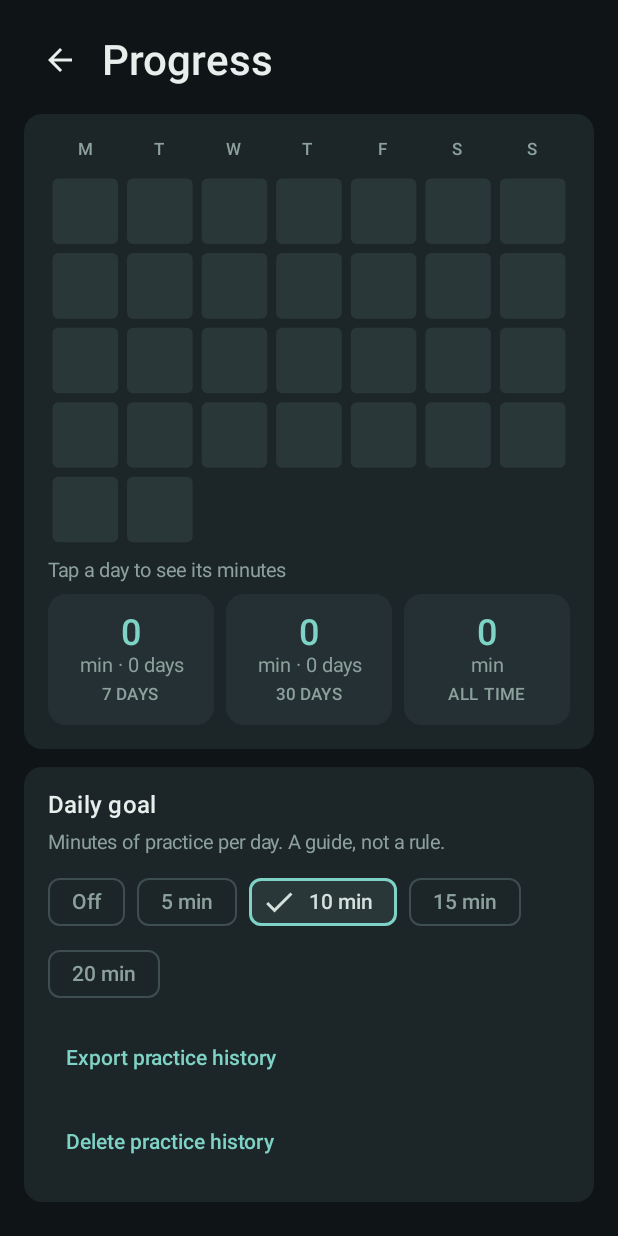
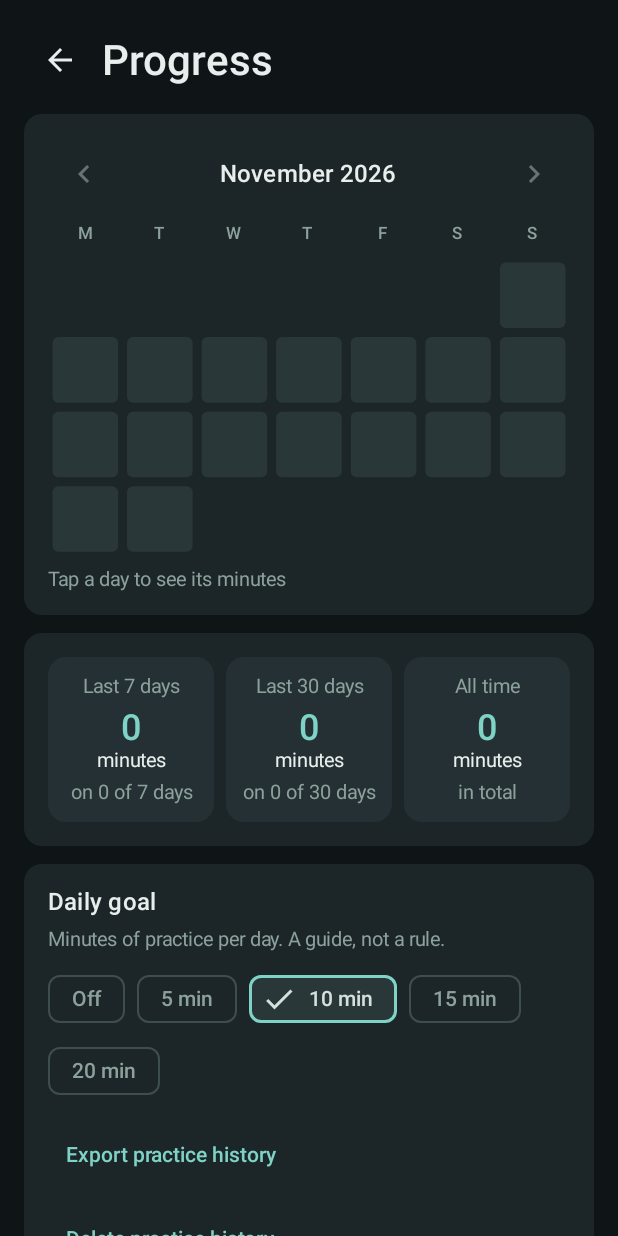
Before and after one commit to adamcseresznye/cadence, an Android app built with Jetpack Compose: the composable ProgressScreen shown on its own in the app's theme, on a phone screen of 412 x 824 dp. Run offline under Robolectric (Android 15) with nearby library versions, the phone set to English and light mode, and no system bars; 1 statement that could not run was skipped.

Commit message:
Progress: browse the calendar month by month, clearer stat tiles
Month arrows back to the first logged month. Tiles read period, minutes, days practised.

```diff
--- a/app/src/main/java/com/cadence/daf/MainViewModel.kt
+++ b/app/src/main/java/com/cadence/daf/MainViewModel.kt
@@ -28,7 +28,7 @@ data class UiState(
     val error: String?,
 
     val practice: PracticeStats = PracticeStats(0, 0, 0, 0, 0, 0),
-    val last30Days: List<DayTotal> = emptyList(),
+    val dayMinutes: Map<LocalDate, Int> = emptyMap(),
 )
 
 class MainViewModel(application: Application) : AndroidViewModel(application) {
@@ -38,7 +38,7 @@ class MainViewModel(application: Application) : AndroidViewModel(application) {
     /** Live values, 10 per second while running. Kept out of uiState so only the parts that show them recompose. */
     val telemetry: StateFlow<Telemetry> = _telemetry
     private val practiceLog = PracticeLogStore(application)
-    private val practice = MutableStateFlow(PracticeStats(0, 0, 0, 0, 0, 0) to emptyList<DayTotal>())
+    private val practice = MutableStateFlow(PracticeStats(0, 0, 0, 0, 0, 0) to emptyMap<LocalDate, Int>())
     private val sessionEvents = Channel<Int>(Channel.BUFFERED)
 
     /** Minutes practised today, once per logged session; the screen shows the Snackbar. */
@@ -126,7 +126,7 @@ class MainViewModel(application: Application) : AndroidViewModel(application) {
     private suspend fun refreshPractice() {
         val lines = practiceLog.readLines()
         val today = LocalDate.now()
-        practice.value = practiceStats(lines, today) to dailyMinutes(lines, today, 30)
+        practice.value = practiceStats(lines, today) to minutesByDay(lines, today)
     }
 
     private val _calibrating = MutableStateFlow(false)
--- a/app/src/main/java/com/cadence/daf/PracticeLog.kt
+++ b/app/src/main/java/com/cadence/daf/PracticeLog.kt
@@ -1,6 +1,7 @@
 package com.cadence.daf
 
 import java.time.LocalDate
+import java.time.YearMonth
 
 data class DayTotal(val date: LocalDate, val minutes: Int)
 
@@ -28,14 +29,13 @@ private fun secondsByDay(lines: List<String>, today: LocalDate): Map<LocalDate,
 private fun Map<LocalDate, Long>.lastDays(today: LocalDate, days: Int): List<Long> =
     (days - 1 downTo 0).map { this[today.minusDays(it.toLong())] ?: 0L }
 
-/** Minutes per day, oldest first, exactly [days] entries ending today. */
-fun dailyMinutes(lines: List<String>, today: LocalDate, days: Int): List<DayTotal> {
-    val sums = secondsByDay(lines, today)
-    return (days - 1 downTo 0).map { back ->
-        val date = today.minusDays(back.toLong())
-        DayTotal(date, ((sums[date] ?: 0L) / 60).toInt())
-    }
-}
+/** Minutes for every day that has a log entry. */
+fun minutesByDay(lines: List<String>, today: LocalDate): Map<LocalDate, Int> =
+    secondsByDay(lines, today).mapValues { (it.value / 60).toInt() }
+
+/** Every day of [month] up to today, oldest first. */
+fun monthDays(minutes: Map<LocalDate, Int>, month: YearMonth, today: LocalDate): List<DayTotal> =
+    (1..month.lengthOfMonth()).map { month.atDay(it) }.filter { !it.isAfter(today) }.map { DayTotal(it, minutes[it] ?: 0) }
 
 fun practiceStats(lines: List<String>, today: LocalDate): PracticeStats {
     val sums = secondsByDay(lines, today)
--- a/app/src/main/java/com/cadence/daf/ProgressScreen.kt
+++ b/app/src/main/java/com/cadence/daf/ProgressScreen.kt
@@ -43,14 +43,21 @@ import androidx.compose.ui.res.stringResource
 import androidx.compose.ui.semantics.contentDescription
 import androidx.compose.ui.semantics.semantics
 import androidx.compose.ui.unit.dp
+import androidx.compose.foundation.layout.Column
 import androidx.compose.foundation.background
-import androidx.compose.foundation.layout.Column
+import androidx.compose.foundation.layout.IntrinsicSize
+import androidx.compose.foundation.layout.fillMaxHeight
+import androidx.compose.foundation.layout.height
 import androidx.compose.foundation.layout.padding
 import androidx.compose.ui.draw.clip
+import androidx.compose.material.icons.automirrored.filled.KeyboardArrowLeft
+import androidx.compose.material.icons.automirrored.filled.KeyboardArrowRight
+import androidx.compose.runtime.saveable.rememberSaveable
 import androidx.compose.ui.semantics.clearAndSetSemantics
 import androidx.compose.ui.text.style.TextAlign
 import java.time.DayOfWeek
 import java.time.LocalDate
+import java.time.YearMonth
 import java.time.format.DateTimeFormatter
 import java.time.format.TextStyle
 import java.util.Locale
@@ -85,27 +92,13 @@ fun ProgressScreen(viewModel: MainViewModel, onBack: () -> Unit) {
             Text(stringResource(R.string.progress_title), style = MaterialTheme.typography.headlineMedium)
         }
         SectionCard {
-            DayChart(state.last30Days, goal, stats.monthMin, stats.monthDays)
-            val weekDays = pluralStringResource(R.plurals.days_count, stats.weekDays, stats.weekDays)
-            val monthDays = pluralStringResource(R.plurals.days_count, stats.monthDays, stats.monthDays)
-            val allHours = stats.allTimeMin >= 60
-            Row(horizontalArrangement = Arrangement.spacedBy(8.dp)) {
-                StatTile(
-                    Modifier.weight(1f), stringResource(R.string.stat_week), stats.weekMin.toString(),
-                    stringResource(R.string.stat_unit_min_days, weekDays),
-                    stringResource(R.string.progress_week, stats.weekMin, weekDays)
-                )
-                StatTile(
-                    Modifier.weight(1f), stringResource(R.string.stat_month), stats.monthMin.toString(),
-                    stringResource(R.string.stat_unit_min_days, monthDays),
-                    stringResource(R.string.progress_month, stats.monthMin)
-                )
-                StatTile(
-                    Modifier.weight(1f), stringResource(R.string.stat_all_time),
-                    if (allHours) (stats.allTimeMin / 60).toString() else stats.allTimeMin.toString(),
-                    if (allHours) stringResource(R.string.stat_unit_hours, stats.allTimeMin % 60) else stringResource(R.string.stat_unit_min),
-                    stringResource(R.string.progress_all_time, stats.allTimeMin / 60, stats.allTimeMin % 60)
-                )
+            DayChart(state.dayMinutes, goal)
+        }
+        SectionCard {
+            Row(Modifier.height(IntrinsicSize.Max), horizontalArrangement = Arrangement.spacedBy(8.dp)) {
+                StatTile(Modifier.weight(1f), stringResource(R.string.stat_week), stats.weekMin, stringResource(R.string.stat_days_of, stats.weekDays, 7))
+                StatTile(Modifier.weight(1f), stringResource(R.string.stat_month), stats.monthMin, stringResource(R.string.stat_days_of, stats.monthDays, 30))
+                StatTile(Modifier.weight(1f), stringResource(R.string.stat_all_time), stats.allTimeMin, stringResource(R.string.stat_in_total))
             }
         }
         SectionCard {
@@ -142,21 +135,23 @@ fun ProgressScreen(viewModel: MainViewModel, onBack: () -> Unit) {
     }
 }
 
-/** One number with its unit and period. The spoken label is the full sentence, so the pieces are merged. */
+/** Reads top to bottom as a sentence: "Last 7 days / 60 / minutes / on 4 of 7 days". */
 @Composable
-private fun StatTile(modifier: Modifier, label: String, value: String, unit: String, spoken: String) {
+private fun StatTile(modifier: Modifier, label: String, minutes: Int, detail: String) {
     val colors = MaterialTheme.colorScheme
     Column(
         modifier = modifier
+            .fillMaxHeight()
             .clip(MaterialTheme.shapes.medium)
             .background(colors.surfaceContainerHigh)
-            .padding(horizontal = 8.dp, vertical = 12.dp)
-            .semantics(mergeDescendants = true) { contentDescription = spoken },
+            .padding(horizontal = 6.dp, vertical = 12.dp)
+            .semantics(mergeDescendants = true) {},
         horizontalAlignment = Alignment.CenterHorizontally
     ) {
-        Text(value, style = MaterialTheme.typography.headlineSmall, color = colors.primary, maxLines = 1)
-        Text(unit, style = MaterialTheme.typography.bodySmall, color = colors.onSurfaceVariant, textAlign = TextAlign.Center)
-        Text(label.uppercase(), style = MaterialTheme.typography.labelSmall, color = colors.onSurfaceVariant, modifier = Modifier.padding(top = 4.dp))
+        Text(label, style = MaterialTheme.typography.bodySmall, color = colors.onSurfaceVariant, textAlign = TextAlign.Center)
+        Text(minutes.toString(), style = MaterialTheme.typography.headlineSmall, color = colors.primary, maxLines = 1, modifier = Modifier.padding(top = 6.dp))
+        Text(pluralStringResource(R.plurals.stat_unit_minutes, minutes), style = MaterialTheme.typography.bodySmall)
+        Text(detail, style = MaterialTheme.typography.bodySmall, color = colors.onSurfaceVariant, textAlign = TextAlign.Center, modifier = Modifier.padding(top = 6.dp))
     }
 }
 
@@ -193,18 +188,38 @@ internal fun heatmapRows(days: List<DayTotal>): List<List<DayTotal?>> {
 
 private val dayFormat = DateTimeFormatter.ofPattern("EEE d MMM")
 
-/** Calendar heatmap of the last 30 days. Tap a day for its date and minutes. */
+private val monthFormat = DateTimeFormatter.ofPattern("LLLL yyyy")
+
+/** One month at a time, with arrows back to the first logged month. Tap a day for its date and minutes. */
 @Composable
-private fun DayChart(days: List<DayTotal>, goal: Int, monthMin: Int, monthDays: Int) {
+private fun DayChart(dayMinutes: Map<LocalDate, Int>, goal: Int) {
     val colors = MaterialTheme.colorScheme
+    val today = LocalDate.now()
+    val thisMonth = YearMonth.from(today)
+    val firstMonth = remember(dayMinutes) { dayMinutes.keys.minOrNull()?.let { YearMonth.from(it) } ?: thisMonth }
+    var monthText by rememberSaveable { mutableStateOf(thisMonth.toString()) }
+    val month = YearMonth.parse(monthText)
+    val days = remember(dayMinutes, month) { monthDays(dayMinutes, month, today) }
+    val monthMin = days.sumOf { it.minutes }
+    val monthTitle = month.format(monthFormat)
     val description = stringResource(
         R.string.chart_description,
+        monthTitle,
         pluralStringResource(R.plurals.minutes_count, monthMin, monthMin),
-        pluralStringResource(R.plurals.days_count, monthDays, monthDays)
+        pluralStringResource(R.plurals.days_count, days.count { it.minutes > 0 }, days.count { it.minutes > 0 })
     )
     val rows = remember(days) { heatmapRows(days) }
-    var selected by remember { mutableStateOf<LocalDate?>(null) }
+    var selected by remember(month) { mutableStateOf<LocalDate?>(null) }
     val picked = days.firstOrNull { it.date == selected }
+    Row(Modifier.fillMaxWidth(), horizontalArrangement = Arrangement.SpaceBetween, verticalAlignment = Alignment.CenterVertically) {
+        IconButton(onClick = { monthText = month.minusMonths(1).toString() }, enabled = month > firstMonth) {
+            Icon(Icons.AutoMirrored.Filled.KeyboardArrowLeft, contentDescription = stringResource(R.string.previous_month))
+        }
+        Text(monthTitle, style = MaterialTheme.typography.titleMedium)
+        IconButton(onClick = { monthText = month.plusMonths(1).toString() }, enabled = month < thisMonth) {
+            Icon(Icons.AutoMirrored.Filled.KeyboardArrowRight, contentDescription = stringResource(R.string.next_month))
+        }
+    }
     // Monday first, like the grid; letters follow the phone's language.
     Row(Modifier.fillMaxWidth().clearAndSetSemantics {}) {
         DayOfWeek.values().forEach { d ->
--- a/app/src/main/res/values/strings.xml
+++ b/app/src/main/res/values/strings.xml
@@ -69,16 +69,18 @@
         <item quantity="one">%1$d day</item>
         <item quantity="other">%1$d days</item>
     </plurals>
-    <string name="chart_description">Last 30 days: %1$s on %2$s</string>
-    <string name="progress_week">Last 7 days: %1$d min on %2$s</string>
-    <string name="progress_month">Last 30 days: %1$d min</string>
-    <string name="progress_all_time">All time: %1$d h %2$d min</string>
-    <string name="stat_week">7 days</string>
-    <string name="stat_month">30 days</string>
+    <string name="chart_description">%1$s: %2$s on %3$s</string>
+    <string name="stat_week">Last 7 days</string>
+    <string name="stat_month">Last 30 days</string>
     <string name="stat_all_time">All time</string>
-    <string name="stat_unit_min">min</string>
-    <string name="stat_unit_min_days">min · %1$s</string>
-    <string name="stat_unit_hours">h · %1$d min</string>
+    <string name="stat_days_of">on %1$d of %2$d days</string>
+    <string name="stat_in_total">in total</string>
+    <plurals name="stat_unit_minutes">
+        <item quantity="one">minute</item>
+        <item quantity="other">minutes</item>
+    </plurals>
+    <string name="previous_month">Previous month</string>
+    <string name="next_month">Next month</string>
     <string name="daily_goal">Daily goal</string>
     <string name="goal_off">Off</string>
     <string name="goal_minutes">%1$d min</string>
```
Also changed, not shown: 1 other file.
